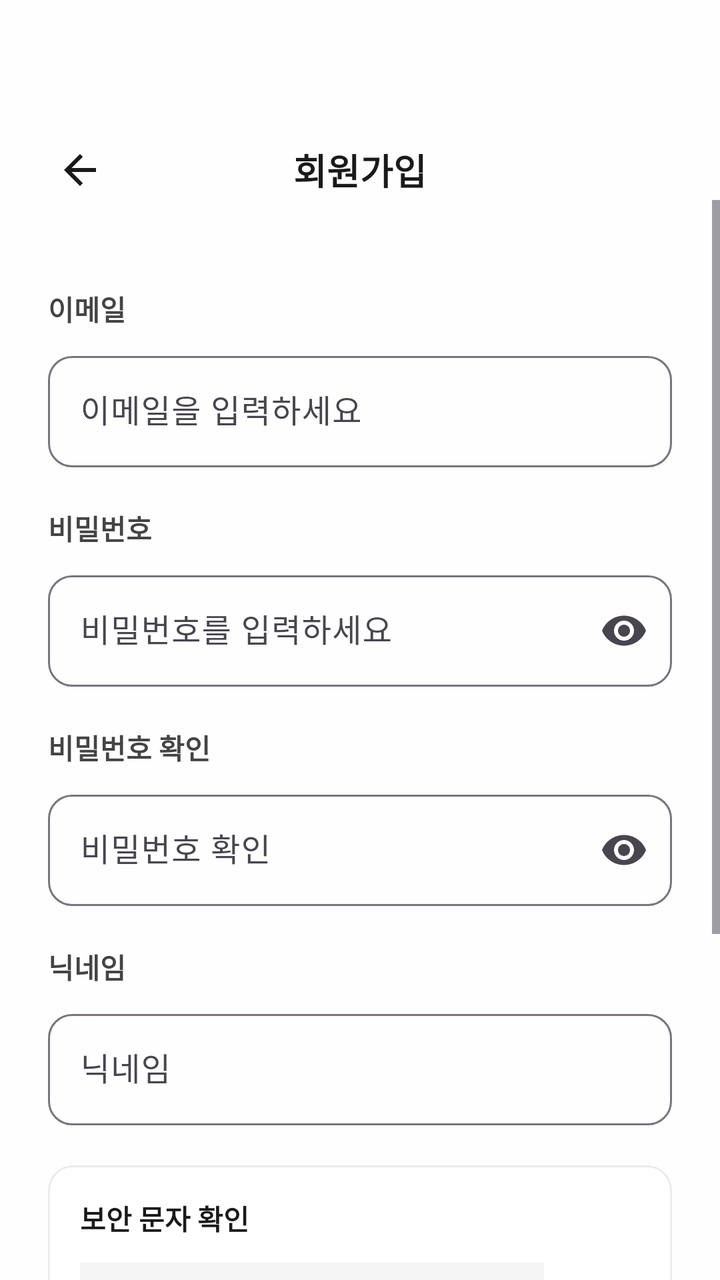
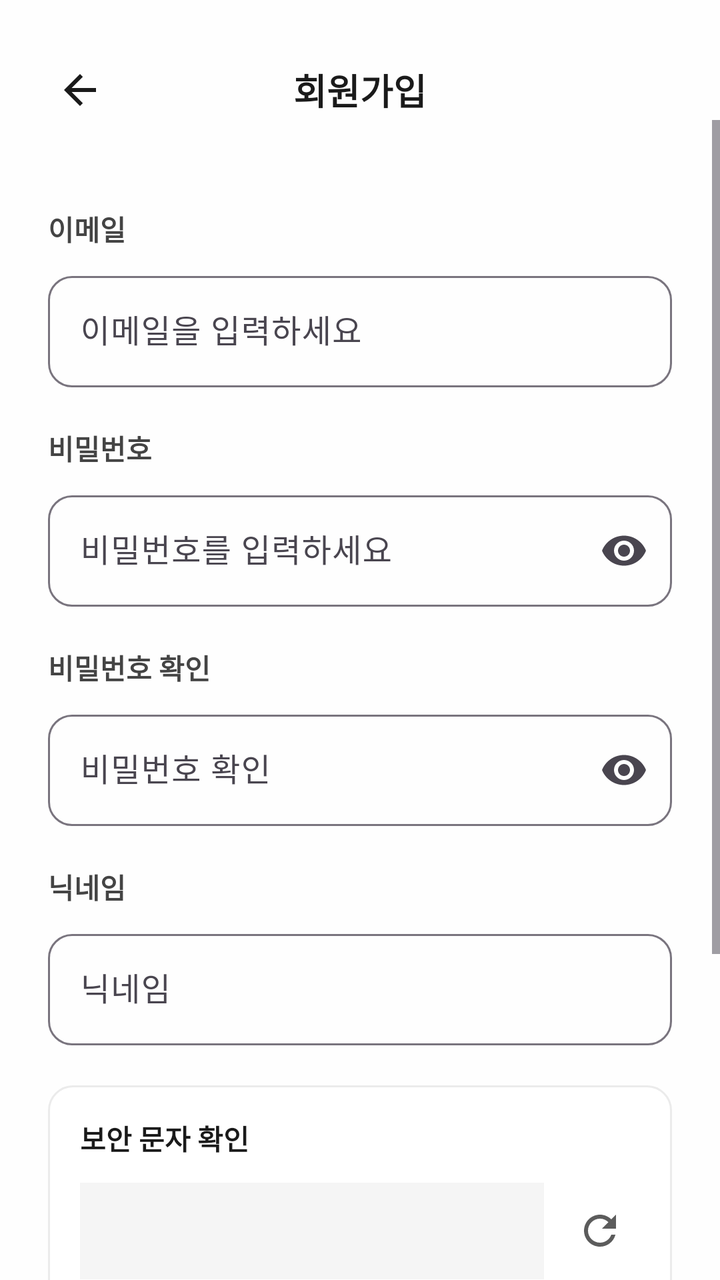

Two renders of the same Android screen: before a commit and after it. Below are the layout's source before the change and the commit's diff.
<!-- AndroidManifest.xml: application theme Theme.TripShare -->
<!-- res/layout/activity_signup.xml -->
<?xml version="1.0" encoding="utf-8"?>
<LinearLayout xmlns:android="http://schemas.android.com/apk/res/android"
    xmlns:app="http://schemas.android.com/apk/res-auto"
    android:layout_width="match_parent"
    android:layout_height="match_parent"
    android:background="@color/background"
    android:fitsSystemWindows="true"
    android:orientation="vertical">

    <LinearLayout
        android:id="@+id/toolbar"
        android:layout_width="match_parent"
        android:layout_height="100dp"
        android:paddingTop="70dp"
        android:gravity="center_vertical"
        android:minHeight="@dimen/toolbar_min_height"
        android:orientation="horizontal"
        android:paddingHorizontal="16dp">

        <ImageButton
            android:id="@+id/btn_back"
            android:layout_width="48dp"
            android:layout_height="48dp"
            android:background="?attr/selectableItemBackgroundBorderless"
            android:contentDescription="@null"
            android:src="@drawable/ic_back" />

        <TextView
            android:layout_width="0dp"
            android:layout_height="wrap_content"
            android:layout_weight="1"
            android:gravity="center"
            android:text="@string/sign_up"
            android:textColor="@color/text_primary"
            android:textSize="18sp"
            android:textStyle="bold" />

        <View
            android:layout_width="48dp"
            android:layout_height="48dp" />
    </LinearLayout>

    <ScrollView
        android:layout_width="match_parent"
        android:layout_height="0dp"
        android:layout_weight="1"
        android:clipToPadding="false">

        <LinearLayout
            android:layout_width="match_parent"
            android:layout_height="wrap_content"
            android:orientation="vertical"
            android:padding="24dp">

            <TextView
                android:layout_width="wrap_content"
                android:layout_height="wrap_content"
                android:layout_marginTop="20dp"
                android:text="이메일"
                android:textColor="#444444"
                android:textStyle="bold"
                android:textSize="14sp"
                android:layout_marginBottom="8dp"/>

            <com.google.android.material.textfield.TextInputLayout
                android:layout_width="match_parent"
                android:layout_height="wrap_content"
                android:hint="@string/email"
                app:boxBackgroundMode="outline"
                app:boxCornerRadiusBottomEnd="12dp"
                app:boxCornerRadiusBottomStart="12dp"
                app:boxCornerRadiusTopEnd="12dp"
                app:boxCornerRadiusTopStart="12dp">

                <com.google.android.material.textfield.TextInputEditText
                    android:id="@+id/et_email"
                    android:layout_width="match_parent"
                    android:layout_height="wrap_content"
                    android:inputType="textEmailAddress" />
            </com.google.android.material.textfield.TextInputLayout>

            <TextView
                android:layout_width="wrap_content"
                android:layout_height="wrap_content"
                android:layout_marginTop="20dp"
                android:layout_marginBottom="8dp"
                android:text="비밀번호"
                android:textColor="#444444"
                android:textStyle="bold"
                android:textSize="14sp"/>

            <com.google.android.material.textfield.TextInputLayout
                android:layout_width="match_parent"
                android:layout_height="wrap_content"
                android:hint="@string/password"
                app:boxBackgroundMode="outline"
                app:boxCornerRadiusBottomEnd="12dp"
                app:boxCornerRadiusBottomStart="12dp"
                app:boxCornerRadiusTopEnd="12dp"
                app:boxCornerRadiusTopStart="12dp"
                app:endIconMode="password_toggle">

                <com.google.android.material.textfield.TextInputEditText
                    android:id="@+id/et_password"
                    android:layout_width="match_parent"
                    android:layout_height="wrap_content"
                    android:inputType="textPassword" />
            </com.google.android.material.textfield.TextInputLayout>

            <TextView
                android:layout_width="wrap_content"
                android:layout_height="wrap_content"
                android:layout_marginTop="20dp"
                android:layout_marginBottom="8dp"
                android:text="비밀번호 확인"
                android:textColor="#444444"
                android:textStyle="bold"
                android:textSize="14sp"/>

            <com.google.android.material.textfield.TextInputLayout
                android:layout_width="match_parent"
                android:layout_height="wrap_content"
                android:hint="@string/confirm_password"
                app:boxBackgroundMode="outline"
                app:boxCornerRadiusBottomEnd="12dp"
                app:boxCornerRadiusBottomStart="12dp"
                app:boxCornerRadiusTopEnd="12dp"
                app:boxCornerRadiusTopStart="12dp"
                app:endIconMode="password_toggle">

                <com.google.android.material.textfield.TextInputEditText
                    android:id="@+id/et_confirm_password"
                    android:layout_width="match_parent"
                    android:layout_height="wrap_content"
                    android:inputType="textPassword" />
            </com.google.android.material.textfield.TextInputLayout>

            <TextView
                android:layout_width="wrap_content"
                android:layout_height="wrap_content"
                android:layout_marginTop="20dp"
                android:layout_marginBottom="8dp"
                android:text="닉네임"
                android:textColor="#444444"
                android:textStyle="bold"
                android:textSize="14sp"/>

            <com.google.android.material.textfield.TextInputLayout
                android:layout_width="match_parent"
                android:layout_height="wrap_content"
                android:hint="@string/nickname"
                app:boxBackgroundMode="outline"
                app:boxCornerRadiusBottomEnd="12dp"
                app:boxCornerRadiusBottomStart="12dp"
                app:boxCornerRadiusTopEnd="12dp"
                app:boxCornerRadiusTopStart="12dp">

                <com.google.android.material.textfield.TextInputEditText
                    android:id="@+id/et_nickname"
                    android:layout_width="match_parent"
                    android:layout_height="wrap_content"
                    android:inputType="text" />
            </com.google.android.material.textfield.TextInputLayout>

            <include
                android:id="@+id/captcha_view"
                android:layout_marginTop="10dp"
                layout="@layout/view_captcha" />

            <com.google.android.material.button.MaterialButton
                android:id="@+id/btn_signup"
                style="@style/PurpleButton"
                android:layout_width="match_parent"
                android:layout_height="wrap_content"
                android:layout_marginTop="50dp"
                android:text="@string/sign_up" />
        </LinearLayout>
    </ScrollView>
</LinearLayout>
<!-- res/layout/view_captcha.xml (included above) -->
<?xml version="1.0" encoding="utf-8"?>
<LinearLayout xmlns:android="http://schemas.android.com/apk/res/android"
    android:layout_width="match_parent"
    android:layout_height="wrap_content"
    android:layout_marginTop="20dp"
    android:background="@drawable/bg_rounded_card"
    android:orientation="vertical"
    android:padding="16dp">

    <TextView
        android:layout_width="wrap_content"
        android:layout_height="wrap_content"
        android:text="@string/captcha_title"
        android:textColor="@color/text_primary"
        android:textSize="14sp"
        android:textStyle="bold" />

    <LinearLayout
        android:layout_width="match_parent"
        android:layout_height="wrap_content"
        android:layout_marginTop="12dp"
        android:gravity="center_vertical"
        android:orientation="horizontal">

        <TextView
            android:id="@+id/tv_captcha_question"
            android:layout_width="0dp"
            android:layout_height="wrap_content"
            android:layout_weight="1"
            android:background="@color/surface_subtle"
            android:padding="12dp"
            android:textColor="@color/text_primary"
            android:textSize="18sp"
            android:textStyle="bold" />

        <ImageButton
            android:id="@+id/btn_captcha_refresh"
            android:layout_width="40dp"
            android:layout_height="40dp"
            android:layout_marginStart="8dp"
            android:background="?attr/selectableItemBackgroundBorderless"
            android:contentDescription="@string/captcha_refresh"
            android:src="@drawable/ic_refresh" />
    </LinearLayout>

    <com.google.android.material.textfield.TextInputLayout
        android:layout_width="match_parent"
        android:layout_height="wrap_content"
        android:layout_marginTop="12dp"
        android:hint="@string/captcha_answer_hint">

        <com.google.android.material.textfield.TextInputEditText
            android:id="@+id/et_captcha_answer"
            android:layout_width="match_parent"
            android:layout_height="wrap_content"
            android:inputType="numberSigned" />
    </com.google.android.material.textfield.TextInputLayout>
</LinearLayout>
<!-- resources referenced by this layout -->
<resources>
  <color name="background">#FEFEFE</color>
  <color name="surface_subtle">#F5F5F5</color>
  <color name="text_primary">#1A1A1A</color>
  <dimen name="toolbar_min_height">56dp</dimen>
  <!-- drawable bg_rounded_card (drawable) -->
  <?xml version="1.0" encoding="utf-8"?>
  <shape xmlns:android="http://schemas.android.com/apk/res/android"
      android:shape="rectangle">
      <solid android:color="@color/card_bg" />
      <stroke
          android:width="1dp"
          android:color="@color/divider" />
      <corners android:radius="12dp" />
  </shape>
  <!-- drawable ic_back (drawable) -->
  <vector xmlns:android="http://schemas.android.com/apk/res/android"
      android:width="24dp"
      android:height="24dp"
      android:viewportWidth="24"
      android:viewportHeight="24">
      <path
          android:fillColor="@color/text_primary"
          android:pathData="M20,11H7.83l5.59,-5.59L12,4l-8,8 8,8 1.41,-1.41L7.83,13H20v-2z" />
  </vector>
  <!-- drawable ic_refresh (drawable) -->
  <vector xmlns:android="http://schemas.android.com/apk/res/android"
      android:width="24dp"
      android:height="24dp"
      android:viewportWidth="24"
      android:viewportHeight="24">
      <path
          android:fillColor="@color/text_secondary"
          android:pathData="M17.65,6.35C16.2,4.9 14.21,4 12,4c-4.42,0 -7.99,3.58 -7.99,8s3.57,8 7.99,8c3.73,0 6.84,-2.55 7.73,-6h-2.08c-0.82,2.33 -3.04,4 -5.65,4 -3.31,0 -6,-2.69 -6,-6s2.69,-6 6,-6c1.66,0 3.14,0.69 4.22,1.78L13,11h7V4l-2.35,2.35z" />
  </vector>
  <string name="captcha_answer_hint">정답 입력</string>
  <string name="captcha_refresh">새로고침</string>
  <string name="captcha_title">보안 문자 확인</string>
  <string name="confirm_password">비밀번호 확인</string>
  <string name="email">이메일을 입력하세요</string>
  <string name="nickname">닉네임</string>
  <string name="password">비밀번호를 입력하세요</string>
  <string name="sign_up">회원가입</string>
  <style name="PurpleButton" parent="Widget.Material3.Button">
          <item name="android:backgroundTint">@color/purple_primary</item>
          <item name="android:textColor">@color/white</item>
          <item name="cornerRadius">12dp</item>
          <item name="android:textSize">16sp</item>
          <item name="android:minHeight">52dp</item>
          <item name="android:letterSpacing">0</item>
      </style>
  <style name="Theme.TripShare" parent="Base.Theme.TripShare" />
  <color name="card_bg">#FFFFFF</color>
  <color name="divider">#EBEBEB</color>
  <color name="text_secondary">#5C5C5C</color>
  <color name="purple_primary">#5C43C2</color>
  <color name="white">#FFFFFFFF</color>
  <style name="Base.Theme.TripShare" parent="Theme.Material3.DayNight.NoActionBar">
          <item name="colorPrimary">@color/purple_primary</item>
          <item name="colorPrimaryDark">@color/purple_dark</item>
          <item name="colorAccent">@color/purple_primary</item>
          <item name="android:colorBackground">@color/background</item>
          <item name="colorSurface">@color/card_bg</item>
          <item name="android:windowBackground">@color/background</item>
          <item name="android:statusBarColor">@color/background</item>
          <item name="android:windowLightStatusBar">true</item>
          <item name="android:navigationBarColor">@color/background</item>
          <item name="android:windowLightNavigationBar" tools:targetApi="27">true</item>
          <item name="android:windowOptOutEdgeToEdgeEnforcement" tools:targetApi="35">true</item>
      </style>
  <color name="purple_dark">#4A35A0</color>
</resources>

<!-- the commit's change to res/layout/activity_signup.xml (unified diff, before → after) -->
@@ -10,8 +10,8 @@
     <LinearLayout
         android:id="@+id/toolbar"
         android:layout_width="match_parent"
-        android:layout_height="100dp"
-        android:paddingTop="70dp"
+        android:layout_height="60dp"
+        android:paddingTop="30dp"
         android:gravity="center_vertical"
         android:minHeight="@dimen/toolbar_min_height"
         android:orientation="horizontal"
@@ -164,14 +164,13 @@
 
             <include
                 android:id="@+id/captcha_view"
-                android:layout_marginTop="10dp"
                 layout="@layout/view_captcha" />
 
             <com.google.android.material.button.MaterialButton
                 android:id="@+id/btn_signup"
                 style="@style/PurpleButton"
                 android:layout_width="match_parent"
-                android:layout_height="wrap_content"
+                android:layout_height="64dp"
                 android:layout_marginTop="50dp"
                 android:text="@string/sign_up" />
         </LinearLayout>
